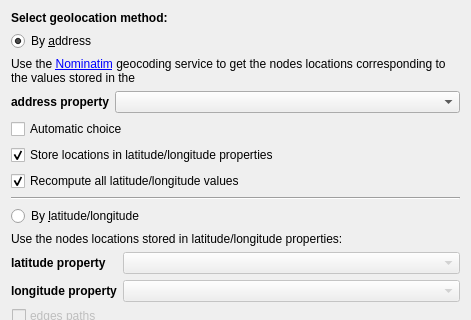
Tulip-Dev/tulip, file plugins/view/GeographicView/GeolocalisationConfigWidget.ui: the form before one commit; both pictures show x 0 to 471 and y 0 to 320 of the 471 by 757 pixel window.
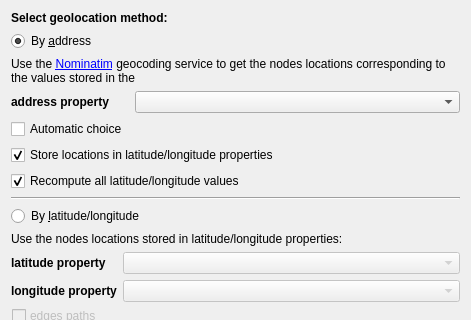
The form after the commit.

Commit message: Set a reasonable maximum width to some QComboBoxes allowing to choose a Tulip property to avoid ugly ui for config widgets

What changed in the file:
```diff
--- a/plugins/view/GeographicView/GeolocalisationConfigWidget.ui
+++ b/plugins/view/GeographicView/GeolocalisationConfigWidget.ui
@@ -67,6 +67,12 @@
          <verstretch>0</verstretch>
         </sizepolicy>
        </property>
+       <property name="maximumSize">
+        <size>
+         <width>325</width>
+         <height>16777215</height>
+        </size>
+       </property>
       </widget>
      </item>
     </layout>
```
The commit also changes 2 other files.
